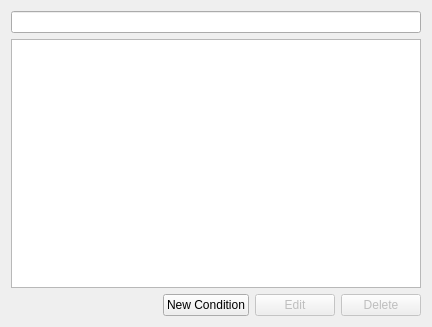
Qt form simon/src/simoncontextui/contextdialog.ui (KDE/simon) before a commit.
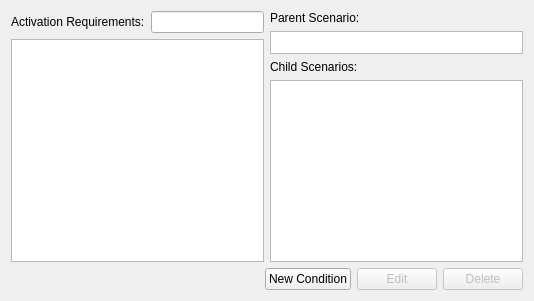
The same form after that commit. Custom widgets are drawn as their Qt base class.

Commit message: >Changed the context view so that the parent and child scenarios are displayed.

Patch:
```diff
--- a/simon/src/simoncontextui/contextdialog.ui
+++ b/simon/src/simoncontextui/contextdialog.ui
@@ -6,8 +6,8 @@
    <rect>
     <x>0</x>
     <y>0</y>
-    <width>432</width>
-    <height>327</height>
+    <width>534</width>
+    <height>301</height>
    </rect>
   </property>
   <property name="windowTitle">
@@ -15,9 +15,20 @@
   </property>
   <layout class="QVBoxLayout" name="verticalLayout_4">
    <item>
-    <layout class="QHBoxLayout" name="horizontalLayout_4">
+    <layout class="QVBoxLayout" name="verticalLayout_3">
      <item>
-      <layout class="QVBoxLayout" name="verticalLayout_2">
+      <layout class="QHBoxLayout" name="horizontalLayout_3">
+       <item>
+        <layout class="QVBoxLayout" name="verticalLayout">
+         <item>
+          <layout class="QHBoxLayout" name="horizontalLayout_2">
+           <item>
+            <widget class="QLabel" name="lbCondiitons">
+             <property name="text">
+              <string>Activation Requirements:</string>
+             </property>
+            </widget>
+           </item>
        <item>
         <widget class="KLineEdit" name="leConditionsFilter">
          <property name="inputMask">
@@ -31,12 +42,67 @@
          </property>
         </widget>
        </item>
+          </layout>
+         </item>
        <item>
         <widget class="QListView" name="lvConditions">
          <property name="editTriggers">
           <set>QAbstractItemView::NoEditTriggers</set>
          </property>
-        </widget>
+           <property name="modelColumn">
+            <number>0</number>
+           </property>
+          </widget>
+         </item>
+        </layout>
+       </item>
+       <item>
+        <layout class="QVBoxLayout" name="verticalLayout_2">
+         <item>
+          <widget class="QLabel" name="lbParentScenario">
+           <property name="text">
+            <string>Parent Scenario:</string>
+           </property>
+          </widget>
+         </item>
+         <item>
+          <widget class="QListWidget" name="lwParentScenario">
+           <property name="sizePolicy">
+            <sizepolicy hsizetype="Expanding" vsizetype="Maximum">
+             <horstretch>0</horstretch>
+             <verstretch>0</verstretch>
+            </sizepolicy>
+           </property>
+           <property name="maximumSize">
+            <size>
+             <width>16777215</width>
+             <height>23</height>
+            </size>
+           </property>
+          </widget>
+         </item>
+         <item>
+          <widget class="QLabel" name="lbChildScenarios">
+           <property name="text">
+            <string>Child Scenarios:</string>
+           </property>
+          </widget>
+         </item>
+         <item>
+          <widget class="QTreeWidget" name="twChildScenarios">
+           <attribute name="headerVisible">
+            <bool>false</bool>
+           </attribute>
+           <column>
+            <property name="text">
+             <string notr="true">1</string>
+            </property>
+           </column>
+          </widget>
+         </item>
+        </layout>
+       </item>
+      </layout>
        </item>
        <item>
         <layout class="QHBoxLayout" name="horizontalLayout">
@@ -85,8 +151,6 @@
             <string>Delete</string>
            </property>
           </widget>
-         </item>
-        </layout>
        </item>
       </layout>
      </item>
```
Lines whose indentation alone changed are shown as unchanged. The commit also changes 5 other files.
